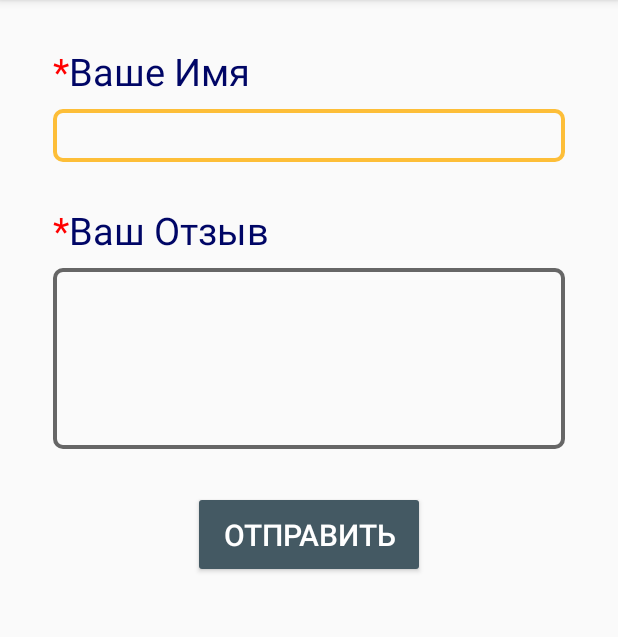
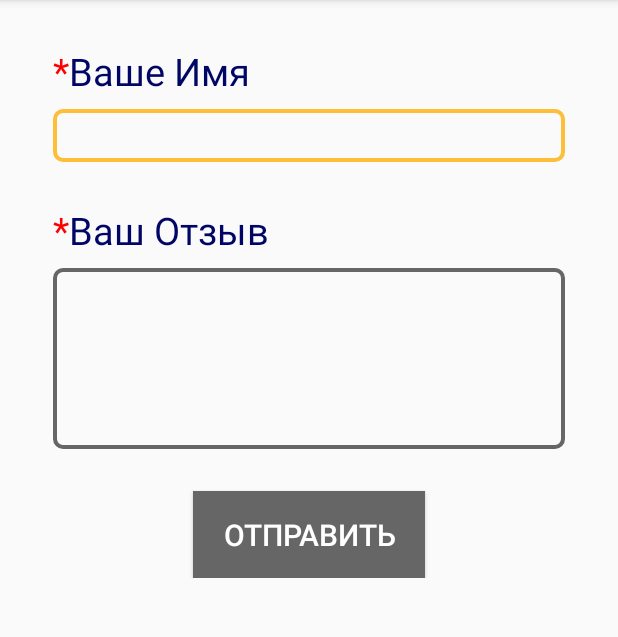
Before and after one commit to bodevone/tracking-app, an Android app: the fragment FeedbackFragment placed in its activity, after a tap on "ОТПРАВИТЬ", on a phone screen of 412 x 824 dp, the part 84-721 px from its top. Run offline under Robolectric (Android 15) with nearby library versions, the phone set to English and light mode, and no system bars; our stand-ins replace Firebase (no records; nobody signed in at launch, a user with empty details on screens opened directly).

Commit message:
Minor changes to buttons in login and feedback

```diff
--- a/app/src/main/java/com/example/bodevan/trackappfirebase2712/FeedbackFragment.java
+++ b/app/src/main/java/com/example/bodevan/trackappfirebase2712/FeedbackFragment.java
@@ -5,21 +5,31 @@ import android.support.annotation.NonNull;
 import android.support.annotation.Nullable;
 import android.support.v4.app.Fragment;
 import android.text.Html;
+import android.text.TextUtils;
 import android.view.LayoutInflater;
 import android.view.View;
 import android.view.ViewGroup;
 import android.widget.Button;
+import android.widget.EditText;
 import android.widget.TextView;
 import android.widget.Toast;
 
 
 public class FeedbackFragment extends Fragment {
 
+    private EditText userName;
+    private EditText feedback;
+    private Button send;
+
     @Nullable
     @Override
     public View onCreateView(@NonNull LayoutInflater inflater, @Nullable ViewGroup container, @Nullable Bundle savedInstanceState) {
         View v = inflater.inflate(R.layout.fragment_feedback, container, false);
 
+        userName = v.findViewById(R.id.name);
+        feedback = v.findViewById(R.id.feedback);
+
+        //Text colors
         TextView nameView = v.findViewById(R.id.name_color);
         String star = getColoredSpanned("*", "#FF0000");
         String name = getColoredSpanned("Ваше Имя","#666");
@@ -30,11 +40,22 @@ public class FeedbackFragment extends Fragment {
         feedView.setText(Html.fromHtml(star + "" + feed));
 
 
-        Button send = v.findViewById(R.id.bt_send);
+        send = v.findViewById(R.id.bt_send);
         send.setOnClickListener(new View.OnClickListener() {
             @Override
             public void onClick(View v) {
-                Toast.makeText(getActivity(), "Отзыв отправлен", Toast.LENGTH_LONG).show();
+                String nameUser = userName.getText().toString();
+                String feedbackUser = feedback.getText().toString();
+
+                if (TextUtils.isEmpty(nameUser)) {
+                    Toast.makeText(getActivity(), "Введите Ваше Имя!", Toast.LENGTH_SHORT).show();
+                    return;
+                } else if (TextUtils.isEmpty(feedbackUser)) {
+                    Toast.makeText(getActivity(), "Введите Отзыв!", Toast.LENGTH_SHORT).show();
+                    return;
+                } else {
+                    Toast.makeText(getActivity(), "Отзыв отправлен", Toast.LENGTH_LONG).show();
+                }
             }
         });
 
--- /dev/null
+++ b/app/src/main/res/drawable/button_pressed.xml
@@ -0,0 +1,6 @@
+<?xml version="1.0" encoding="utf-8"?>
+<selector xmlns:android="http://schemas.android.com/apk/res/android">
+    <item android:state_pressed="true"
+        android:drawable="@color/top_darker" /> <!-- pressed -->
+    <item android:drawable="@color/hell" /> <!-- default -->
+</selector>
--- a/app/src/main/res/layout/activity_login.xml
+++ b/app/src/main/res/layout/activity_login.xml
@@ -74,10 +74,10 @@
                 android:layout_height="wrap_content"
                 android:layout_marginTop="10dp"
                 android:layout_marginBottom="24dp"
+                android:background="@drawable/button_pressed"
                 android:padding="12dp"
                 android:text="@string/login"
-                android:textColor="@color/white"
-                app:backgroundTint="@color/hell" />
+                android:textColor="@color/white"/>
 
 
             <!--<TextView android:id="@+id/link_signup"-->
--- a/app/src/main/res/layout/fragment_feedback.xml
+++ b/app/src/main/res/layout/fragment_feedback.xml
@@ -29,6 +29,7 @@
             app:hintEnabled="false">
 
             <EditText
+                android:id="@+id/name"
                 android:layout_width="match_parent"
                 android:layout_height="wrap_content"
                 android:background="@drawable/edittext_states"
@@ -52,6 +53,7 @@
             app:hintEnabled="false">
 
             <EditText
+                android:id="@+id/feedback"
                 android:layout_width="match_parent"
                 android:layout_height="wrap_content"
                 android:background="@drawable/edittext_states"
@@ -69,7 +71,7 @@
             android:layout_height="wrap_content"
             android:layout_gravity="center_horizontal"
             android:layout_marginTop="20dp"
-            android:backgroundTint="@color/card_background"
+            android:background="@drawable/button_pressed"
             android:paddingHorizontal="20dp"
             android:paddingVertical="15dp"
             android:text="@string/send"
```
